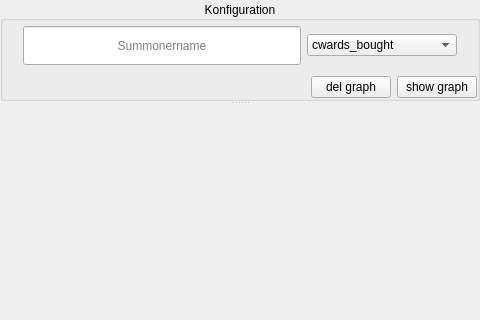
The window that src/visuals/ui/forms/central_workspace_Kopie.ui (future-gadget-lab-de/league_scrim_analytics_suite) describes before a commit, drawn with Qt 5; both pictures show x 0 to 480 and y 0 to 320 of the 480 by 506 pixel window.
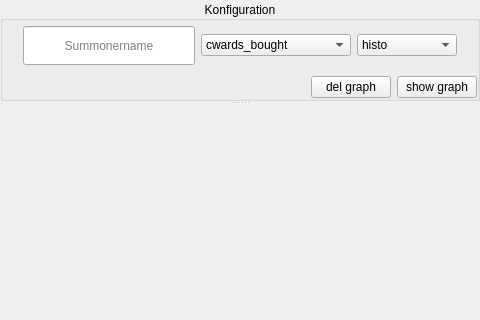
The same window after the commit.

```diff
--- a/src/visuals/ui/forms/central_workspace_Kopie.ui
+++ b/src/visuals/ui/forms/central_workspace_Kopie.ui
@@ -135,6 +135,12 @@
                     <height>0</height>
                    </size>
                   </property>
+                  <property name="maximumSize">
+                   <size>
+                    <width>150</width>
+                    <height>16777215</height>
+                   </size>
+                  </property>
                   <item>
                    <property name="text">
                     <string>cwards_bought</string>
@@ -202,6 +208,32 @@
                   </item>
                  </widget>
                 </item>
+                <item>
+                 <widget class="QComboBox" name="comboBox_2">
+                  <property name="minimumSize">
+                   <size>
+                    <width>100</width>
+                    <height>0</height>
+                   </size>
+                  </property>
+                  <property name="maximumSize">
+                   <size>
+                    <width>100</width>
+                    <height>16777215</height>
+                   </size>
+                  </property>
+                  <item>
+                   <property name="text">
+                    <string>histo</string>
+                   </property>
+                  </item>
+                  <item>
+                   <property name="text">
+                    <string>line</string>
+                   </property>
+                  </item>
+                 </widget>
+                </item>
                </layout>
               </item>
               <item>
```
